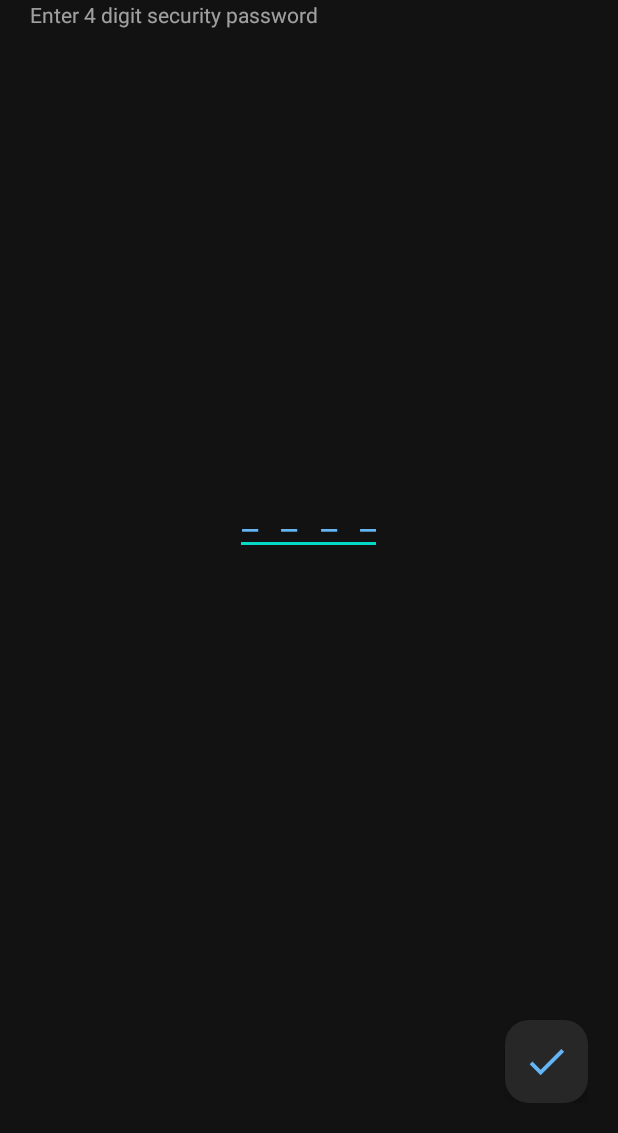
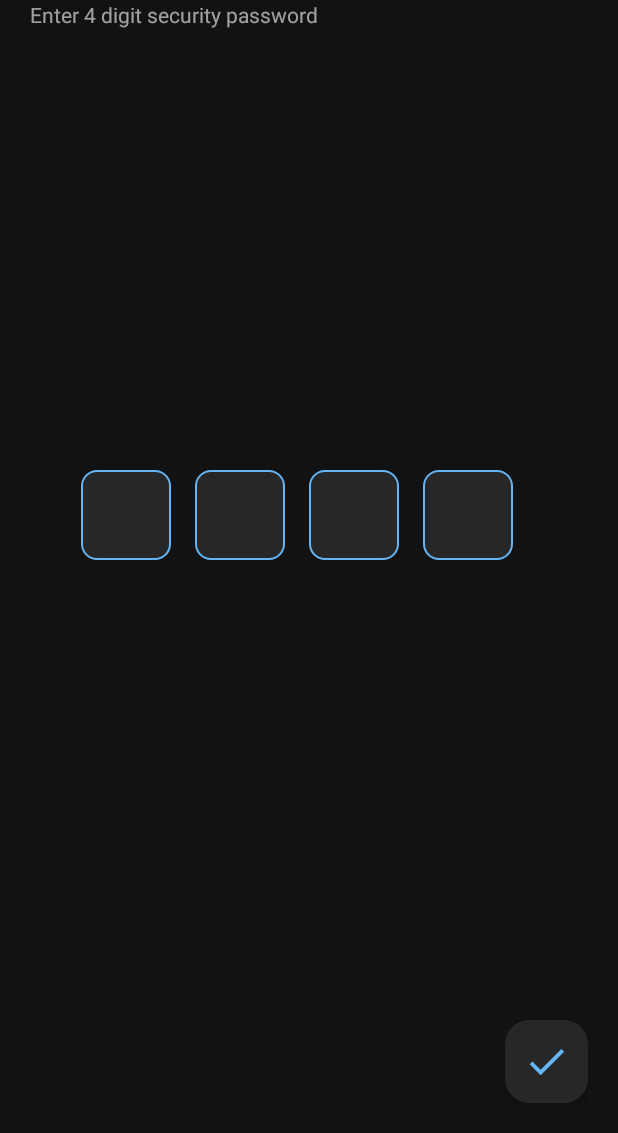
Before and after one commit to jaym21/PassMan, an Android app: the Authentication screen opened directly, with no data from a screen before it, after a tap on an icon or button, on a phone screen of 412 x 824 dp, the part 103-1236 px from its top. Run offline under Robolectric (Android 15) with nearby library versions, the phone set to English and light mode, and no system bars.

Commit message:
implemented password lock auth

```diff
--- a/app/src/main/java/dev/jaym21/passman/ui/Authentication.kt
+++ b/app/src/main/java/dev/jaym21/passman/ui/Authentication.kt
@@ -1,35 +1,57 @@
 package dev.jaym21.passman.ui
 
+import android.content.Context
 import android.content.Intent
 import androidx.appcompat.app.AppCompatActivity
 import android.os.Bundle
+import android.view.WindowManager
+import android.view.inputmethod.InputMethodManager
+import android.widget.EditText
 import android.widget.Toast
 import dev.jaym21.passman.databinding.ActivityAuthenticationBinding
+import dev.jaym21.passman.utils.GenericTextWatcher
 import dev.jaym21.passman.utils.Helper
 
 class Authentication : AppCompatActivity() {
 
-    private var binding: ActivityAuthenticationBinding? = null
+    lateinit var binding: ActivityAuthenticationBinding
 
     override fun onCreate(savedInstanceState: Bundle?) {
         super.onCreate(savedInstanceState)
         binding = ActivityAuthenticationBinding.inflate(layoutInflater)
-        setContentView(binding?.root)
+        setContentView(binding.root)
 
-        binding?.btnConfirmAuth?.setOnClickListener {
-            if (binding?.etAuthPassword?.text.toString() == Helper.getLockPassword(this)) {
-                val intent = Intent(this, MainActivity::class.java)
-                startActivity(intent)
-                finish()
+        //getting focus to first edit text
+        binding.etPass1.requestFocus()
+        //bringing up keyboard
+        window.setSoftInputMode(WindowManager.LayoutParams.SOFT_INPUT_STATE_VISIBLE)
+
+        val edit = arrayListOf(binding.etPass1, binding.etPass2, binding.etPass3, binding.etPass4)
+
+        binding.etPass1.addTextChangedListener(GenericTextWatcher(binding.etPass1, edit))
+        binding.etPass2.addTextChangedListener(GenericTextWatcher(binding.etPass2, edit))
+        binding.etPass3.addTextChangedListener(GenericTextWatcher(binding.etPass3, edit))
+        binding.etPass4.addTextChangedListener(GenericTextWatcher(binding.etPass4, edit))
+
+        binding.btnConfirmAuth.setOnClickListener {
+            if (binding.etPass1.text.isNullOrEmpty() || binding.etPass2.text.isNullOrEmpty() || binding.etPass3.text.isNullOrEmpty() || binding.etPass4.text.isNullOrEmpty()) {
+                Toast.makeText(this, "Enter the password", Toast.LENGTH_SHORT).show()
             } else {
-                binding?.etAuthPassword?.setText("")
-                Toast.makeText(this, "Password incorrect, Try again" , Toast.LENGTH_SHORT).show()
+                val enteredPassword = binding.etPass1.text.toString() + binding.etPass2.text.toString() + binding.etPass3.text.toString() + binding.etPass4.text.toString()
+                if (enteredPassword == Helper.getLockPassword(this)) {
+                    val intent = Intent(this, MainActivity::class.java)
+                    startActivity(intent)
+                    finish()
+                } else {
+                    binding.etPass1.setText("")
+                    binding.etPass2.setText("")
+                    binding.etPass3.setText("")
+                    binding.etPass4.setText("")
+                    Toast.makeText(this, "Incorrect password, try again", Toast.LENGTH_SHORT).show()
+                }
             }
         }
+
     }
 
-    override fun onDestroy() {
-        super.onDestroy()
-        binding = null
-    }
 }
--- /dev/null
+++ b/app/src/main/java/dev/jaym21/passman/utils/GenericTextWatcher.kt
@@ -0,0 +1,46 @@
+package dev.jaym21.passman.utils
+
+import android.text.Editable
+import android.text.TextWatcher
+import android.view.View
+import android.widget.EditText
+import dev.jaym21.passman.R
+
+class GenericTextWatcher(var view: View, var editText: ArrayList<EditText>): TextWatcher {
+
+
+    override fun afterTextChanged(editable: Editable?) {
+        val text = editable.toString()
+        when(view.id) {
+            R.id.etPass1 -> {
+                if (text.length == 1)
+                    editText[1].requestFocus()
+            }
+            R.id.etPass2 -> {
+                if (text.length == 1)
+                    editText[2].requestFocus()
+                else if (text.isEmpty())
+                    editText[0].requestFocus()
+            }
+            R.id.etPass3 -> {
+                if (text.length == 1)
+                    editText[3].requestFocus()
+                else if (text.isEmpty())
+                    editText[1].requestFocus()
+            }
+            R.id.etPass4 -> {
+                if (text.isEmpty())
+                    editText[2].requestFocus()
+            }
+        }
+    }
+
+    override fun beforeTextChanged(p0: CharSequence?, p1: Int, p2: Int, p3: Int) {
+
+    }
+
+    override fun onTextChanged(p0: CharSequence?, p1: Int, p2: Int, p3: Int) {
+
+    }
+
+}
--- /dev/null
+++ b/app/src/main/res/drawable/edittext_bg.xml
@@ -0,0 +1,13 @@
+<?xml version="1.0" encoding="utf-8"?>
+<shape xmlns:android="http://schemas.android.com/apk/res/android"
+    android:shape="rectangle">
+
+    <solid android:color="@color/bg_light" />
+
+    <corners android:radius="10dp" />
+
+    <stroke
+        android:width="1dp"
+        android:color="@color/blue_500" />
+
+</shape>
--- a/app/src/main/res/layout/activity_authentication.xml
+++ b/app/src/main/res/layout/activity_authentication.xml
@@ -25,25 +25,88 @@
         android:textColor="@color/text_light"
         android:layout_below="@id/tvPassmanAuth" />
 
-    <EditText
-        android:id="@+id/etAuthPassword"
+<!--    <EditText-->
+<!--        android:id="@+id/etAuthPassword"-->
+<!--        android:layout_width="wrap_content"-->
+<!--        android:layout_height="wrap_content"-->
+<!--        android:imeActionId="4"-->
+<!--        android:imeOptions="actionUnspecified"-->
+<!--        android:inputType="numberPassword"-->
+<!--        android:hint="_ _ _ _"-->
+<!--        android:cursorVisible="true"-->
+<!--        android:textColor="@color/blue_500"-->
+<!--        android:textColorHint="@color/blue_500"-->
+<!--        android:textSize="24sp"-->
+<!--        android:letterSpacing="0.2"-->
+<!--        android:maxLength="4"-->
+<!--        android:maxLines="1"-->
+<!--        android:singleLine="true"-->
+<!--        android:textAlignment="center"-->
+<!--        android:layout_centerHorizontal="true"-->
+<!--        android:layout_centerVertical="true"/>-->
+
+    <LinearLayout
         android:layout_width="wrap_content"
         android:layout_height="wrap_content"
-        android:imeActionId="4"
-        android:imeOptions="actionUnspecified"
-        android:inputType="numberPassword"
-        android:hint="_ _ _ _"
-        android:cursorVisible="true"
+        android:orientation="horizontal"
+        android:weightSum="4"
+        android:layout_centerHorizontal="true"
+        android:layout_centerVertical="true">
+
+            <EditText
+                android:id="@+id/etPass1"
+                android:layout_width="60dp"
+                android:layout_height="60dp"
+                android:layout_weight="1"
+                android:layout_marginEnd="16dp"
+                android:gravity="center"
+                android:inputType="number"
+                android:maxLength="1"
+                android:textSize="30sp"
                 android:textColor="@color/blue_500"
-        android:textColorHint="@color/blue_500"
-        android:textSize="24sp"
-        android:letterSpacing="0.2"
-        android:maxLength="4"
-        android:maxLines="1"
-        android:singleLine="true"
-        android:textAlignment="center"
-        android:layout_centerHorizontal="true"
-        android:layout_centerVertical="true"/>
+                android:background="@drawable/edittext_bg"/>
+
+
+            <EditText
+                android:id="@+id/etPass2"
+                android:layout_width="60dp"
+                android:layout_height="60dp"
+                android:layout_weight="1"
+                android:layout_marginEnd="16dp"
+                android:gravity="center"
+                android:inputType="number"
+                android:maxLength="1"
+                android:textSize="30sp"
+                android:textColor="@color/blue_500"
+                android:background="@drawable/edittext_bg"/>
+
+            <EditText
+                android:id="@+id/etPass3"
+                android:layout_width="60dp"
+                android:layout_height="60dp"
+                android:layout_weight="1"
+                android:layout_marginEnd="16dp"
+                android:gravity="center"
+                android:inputType="number"
+                android:maxLength="1"
+                android:textSize="30sp"
+                android:textColor="@color/blue_500"
+                android:background="@drawable/edittext_bg"/>
+
+            <EditText
+                android:id="@+id/etPass4"
+                android:layout_width="60dp"
+                android:layout_height="60dp"
+                android:layout_weight="1"
+                android:layout_marginEnd="16dp"
+                android:gravity="center"
+                android:inputType="number"
+                android:maxLength="1"
+                android:textSize="30sp"
+                android:textColor="@color/blue_500"
+                android:background="@drawable/edittext_bg"/>
+
+        </LinearLayout>
 
 
         <ImageView
```
Also changed, not shown: 5 other files. Lines whose indentation alone changed are shown as unchanged.
